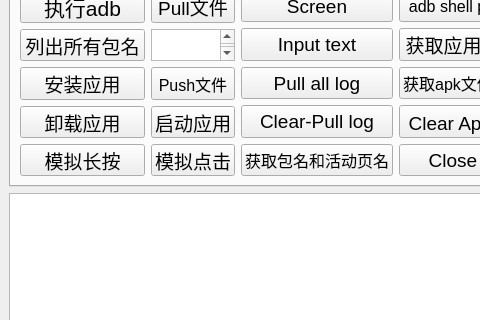
First picture: the form in adbtool.ui, repository wangke956/ADBTools, before the edit; both pictures show x 0 to 480 and y 137 to 457 of the 565 by 601 pixel window.
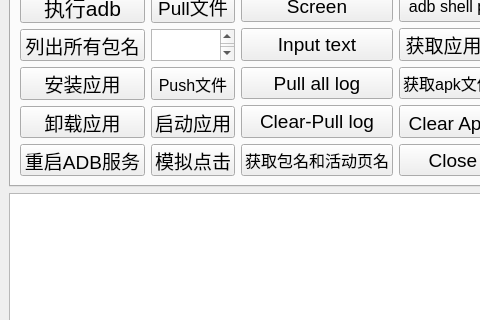
Second picture: the form after the edit.

```diff
--- a/adbtool.ui
+++ b/adbtool.ui
@@ -270,7 +270,7 @@
                </font>
               </property>
               <property name="text">
-               <string>模拟长按</string>
+               <string>重启ADB服务</string>
               </property>
              </widget>
             </item>
```
Left out of the diff: 4 changed lines with no effect on the pictures.
